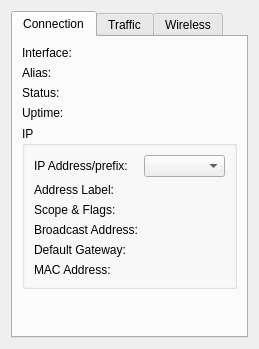
Old version of the form src/knemod/interfacestatusdlg.ui in the repository KDE/knemo.
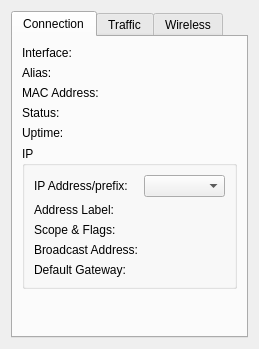
New version of the form.

Commit message: MAC address doesn't belong in the IP groupbox

```diff
--- a/src/knemod/interfacestatusdlg.ui
+++ b/src/knemod/interfacestatusdlg.ui
@@ -21,7 +21,7 @@
        <string>Connection</string>
       </attribute>
       <layout class="QGridLayout">
-       <item row="5" column="0" colspan="2">
+       <item row="6" column="0" colspan="2">
         <spacer name="spacer4">
          <property name="orientation">
           <enum>Qt::Vertical</enum>
@@ -37,7 +37,7 @@
          </property>
         </spacer>
        </item>
-       <item row="4" column="0" colspan="2">
+       <item row="5" column="0" colspan="2">
         <widget class="QGroupBox" name="groupBoxIP">
          <property name="title">
           <string>IP</string>
@@ -98,19 +98,6 @@
             </property>
            </widget>
           </item>
-          <item row="5" column="1">
-           <widget class="QLabel" name="macText">
-            <property name="alignment">
-             <set>Qt::AlignRight|Qt::AlignTrailing|Qt::AlignVCenter</set>
-            </property>
-            <property name="wordWrap">
-             <bool>false</bool>
-            </property>
-            <property name="textInteractionFlags">
-             <set>Qt::LinksAccessibleByMouse|Qt::TextSelectableByKeyboard|Qt::TextSelectableByMouse</set>
-            </property>
-           </widget>
-          </item>
           <item row="0" column="0">
            <widget class="QLabel" name="textLabel4_2">
             <property name="text">
@@ -161,16 +148,6 @@
             </property>
            </widget>
           </item>
-          <item row="5" column="0">
-           <widget class="QLabel" name="macLabel">
-            <property name="text">
-             <string>MAC Address:</string>
-            </property>
-            <property name="wordWrap">
-             <bool>false</bool>
-            </property>
-           </widget>
-          </item>
          </layout>
         </widget>
        </item>
@@ -200,7 +177,7 @@
          </property>
         </widget>
        </item>
-       <item row="2" column="1">
+       <item row="3" column="1">
         <widget class="QLabel" name="textLabelStatus">
          <property name="text">
           <string/>
@@ -213,7 +190,7 @@
          </property>
         </widget>
        </item>
-       <item row="3" column="1">
+       <item row="4" column="1">
         <widget class="QLabel" name="textLabelUptime">
          <property name="text">
           <string/>
@@ -246,7 +223,7 @@
          </property>
         </widget>
        </item>
-       <item row="2" column="0">
+       <item row="3" column="0">
         <widget class="QLabel" name="textLabel2">
          <property name="text">
           <string>Status:</string>
@@ -256,7 +233,7 @@
          </property>
         </widget>
        </item>
-       <item row="3" column="0">
+       <item row="4" column="0">
         <widget class="QLabel" name="textLabel3">
          <property name="text">
           <string>Uptime:</string>
@@ -266,6 +243,29 @@
          </property>
         </widget>
        </item>
+       <item row="2" column="0">
+        <widget class="QLabel" name="macLabel">
+         <property name="text">
+          <string>MAC Address:</string>
+         </property>
+         <property name="wordWrap">
+          <bool>false</bool>
+         </property>
+        </widget>
+       </item>
+       <item row="2" column="1">
+        <widget class="QLabel" name="macText">
+         <property name="alignment">
+          <set>Qt::AlignRight|Qt::AlignTrailing|Qt::AlignVCenter</set>
+         </property>
+         <property name="wordWrap">
+          <bool>false</bool>
+         </property>
+         <property name="textInteractionFlags">
+          <set>Qt::LinksAccessibleByMouse|Qt::TextSelectableByKeyboard|Qt::TextSelectableByMouse</set>
+         </property>
+        </widget>
+       </item>
       </layout>
      </widget>
      <widget class="QWidget" name="traffic">
```
Left out of the diff: 2 changed lines with no effect on the pictures.
